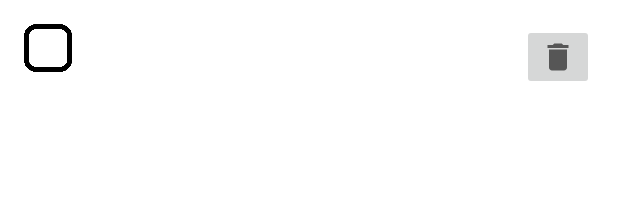
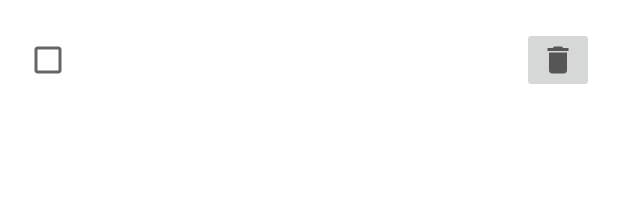
Before and after one commit to GURU2-28/Checkmate, an Android app: the layout item_main.xml on its own in the app's theme, with its tools: preview values and no code run, on a phone screen of 412 x 824 dp. Shown: the top 214 px of the screen. Run offline under Robolectric (Android 15) with nearby library versions, the phone set to English and light mode, and no system bars.

Commit message:
삭제, 체크박스 구현 완성

```diff
--- a/GURU_Chcekmate/app/src/main/res/layout/item_main.xml
+++ b/GURU_Chcekmate/app/src/main/res/layout/item_main.xml
@@ -7,11 +7,10 @@
     android:layout_height="wrap_content"
     android:padding="16dp">
 
-    <ImageView
-        android:id="@+id/completedIconView"
+    <androidx.appcompat.widget.AppCompatCheckBox
+        android:id="@+id/checkTodo"
         android:layout_width="wrap_content"
         android:layout_height="wrap_content"
-        android:src="@drawable/icon"
         android:maxWidth="32dp"
         android:maxHeight="32dp"
         android:adjustViewBounds="true"
@@ -21,13 +20,12 @@
         android:id="@+id/itemTitleView"
         android:layout_width="wrap_content"
         android:layout_height="wrap_content"
-        android:textStyle="bold"
-        android:textSize="15dp"
-        android:layout_marginLeft="16dp"
-        android:layout_toRightOf="@+id/completedIconView"
+        android:layout_marginLeft="10dp"
+        android:layout_toRightOf="@id/checkTodo"
         android:ellipsize="end"
         android:maxLines="1"
-        />
+        android:textSize="15dp"
+        android:textStyle="bold" />
 
     <TextView
         android:id="@+id/itemContentView"
```
Also changed, not shown: GURU_Chcekmate/app/src/main/java/com/example/guru_chcekmate/MainActivity.kt (+29 -19 lines), 67 other files.
